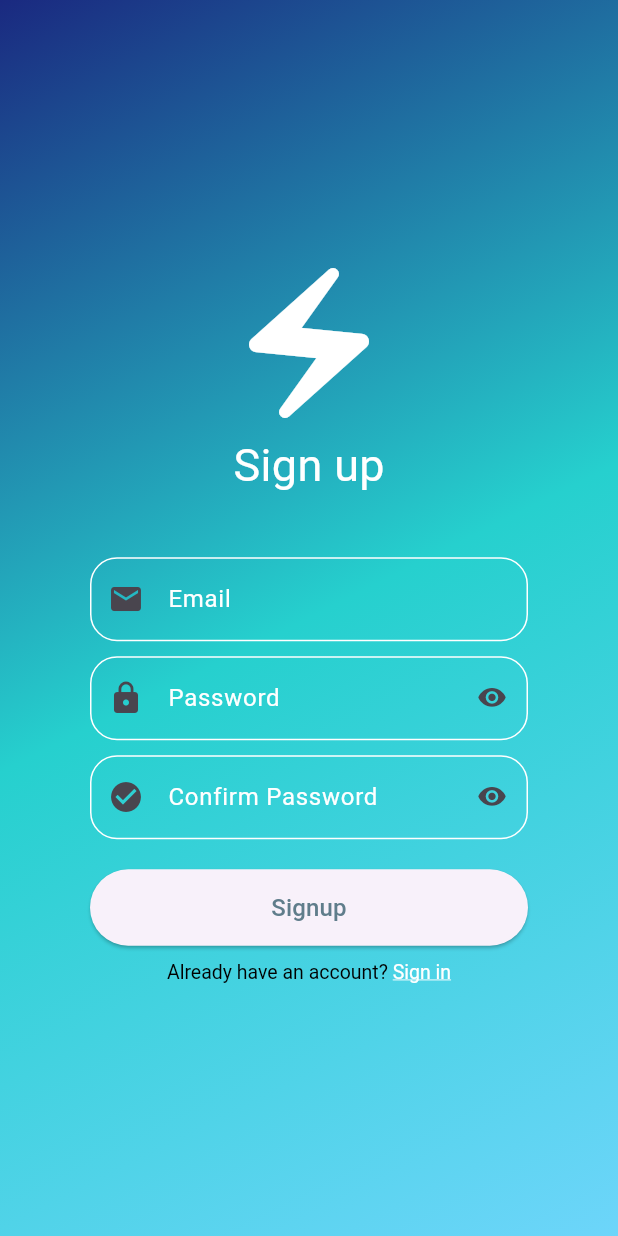
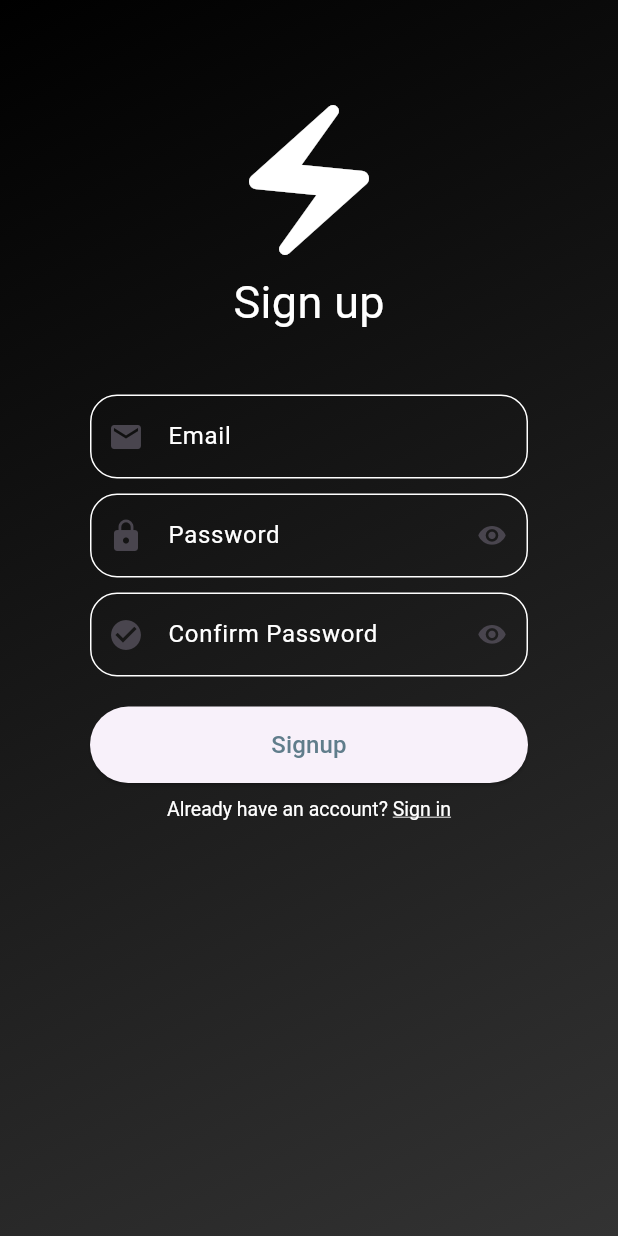
Before and after one commit to aldwins11/_login_signup, a Flutter app: the SignUpPage screen opened directly, on a phone screen of 412 x 824 dp. Run offline on Flutter 3.47's test engine with Material 3 defaults, Android fonts, the phone set to English and light mode, and no system bars; our stand-ins replace firebase_auth, firebase_core, google_sign_in, shared_preferences; accounts and stored records are empty.

Commit message:
working sharedpref/color

```diff
--- a/lib/signup_page.dart
+++ b/lib/signup_page.dart
@@ -69,16 +69,15 @@ class _SignUpPageState extends State<SignUpPage> {
     return Container(
       decoration: const BoxDecoration(
         gradient: LinearGradient(
-          colors: [Color(0xFF1A2980), Color(0xFF26D0CE), Color(0xFF6DD5FA)],
+          colors: [Color(0xFF000000), Color(0xFF333333)],
           begin: Alignment.topLeft,
           end: Alignment.bottomRight,
         ),
       ),
       child: Scaffold(
         backgroundColor: Colors.transparent,
-        body: Center(
-          child: Form(
-            key: _formKey,
+        body: SingleChildScrollView(
+          child: Center(
             child: Padding(
               padding: const EdgeInsets.all(60.0),
               child: Column(
@@ -87,10 +86,6 @@ class _SignUpPageState extends State<SignUpPage> {
                   Column(
                     children: [
                       Container(
-                        decoration: const BoxDecoration(
-                          // border: Border.all(color: Colors.white, width: 2),
-                          // shape: BoxShape.circle,
-                        ),
                         child: const Icon(
                           Icons.electric_bolt,
                           color: Colors.white,
@@ -104,9 +99,14 @@ class _SignUpPageState extends State<SignUpPage> {
                   const SizedBox(
                     height: 40,
                   ),
+                  Form(
+                    key: _formKey,
+                    child: Column(
+                      children: [
                         TextFormField(
                           controller: _emailController,
                           decoration: InputDecoration(
+                            errorStyle: TextStyle(color: Colors.red[300]),
                             prefixIcon: const Icon(Icons.mail),
                             enabledBorder: OutlineInputBorder(
                               borderRadius: BorderRadius.circular(18),
@@ -136,6 +136,7 @@ class _SignUpPageState extends State<SignUpPage> {
                         TextFormField(
                           controller: _passwordController,
                           decoration: InputDecoration(
+                            errorStyle: TextStyle(color: Colors.red[300]),
                             prefixIcon: const Icon(Icons.lock),
                             suffixIcon: GestureDetector(
                               onTap: _toggle,
@@ -175,6 +176,7 @@ class _SignUpPageState extends State<SignUpPage> {
                         TextFormField(
                           controller: _cPasswordController,
                           decoration: InputDecoration(
+                            errorStyle: TextStyle(color: Colors.red[300]),
                             prefixIcon: const Icon(Icons.check_circle),
                             suffixIcon: GestureDetector(
                               onTap: _toggle,
@@ -235,14 +237,16 @@ class _SignUpPageState extends State<SignUpPage> {
                                       textAlign: TextAlign.center,
                                       style: TextStyle(fontSize: 16),
                                     ),
-                        )),
+                            ),
+                          ),
                         ),
                         const SizedBox(height: 10),
                         RichText(
                             text: TextSpan(children: [
                           const TextSpan(
                               text: "Already have an account? ",
-                        style: TextStyle(fontSize: 13, color: Colors.black)),
+                              style:
+                                  TextStyle(fontSize: 13, color: Colors.white)),
                           TextSpan(
                               text: 'Sign in',
                               style: const TextStyle(
@@ -254,8 +258,12 @@ class _SignUpPageState extends State<SignUpPage> {
                                 ..onTap = () => Navigator.pushReplacement(
                                     context,
                                     MaterialPageRoute(
-                                  builder: (context) => const LoginPage()))),
+                                        builder: (context) =>
+                                            const LoginPage()))),
                         ]))
+                      ],
+                    ),
+                  ),
                 ],
               ),
             ),
@@ -284,7 +292,7 @@ class _SignUpPageState extends State<SignUpPage> {
             MaterialPageRoute(builder: (context) => const MyHome()));
       } else {
         ScaffoldMessenger.of(context)
-            .showSnackBar(const SnackBar(content: Text('Email already exist')));
+            .showSnackBar(const SnackBar(content: Text('Email already exists')));
       }
     }
   }
--- a/pubspec.yaml
+++ b/pubspec.yaml
@@ -41,6 +41,7 @@ dependencies:
   firebase_storage: ^12.1.1
   google_sign_in: ^6.2.1
   sign_in_button: ^3.2.0
+  shared_preferences: ^2.2.3
 
 dev_dependencies:
   flutter_test:
```
Also changed, not shown: lib/login_page.dart (+29 -10 lines), pubspec.lock, 1 other file. Lines whose indentation alone changed are shown as unchanged.
